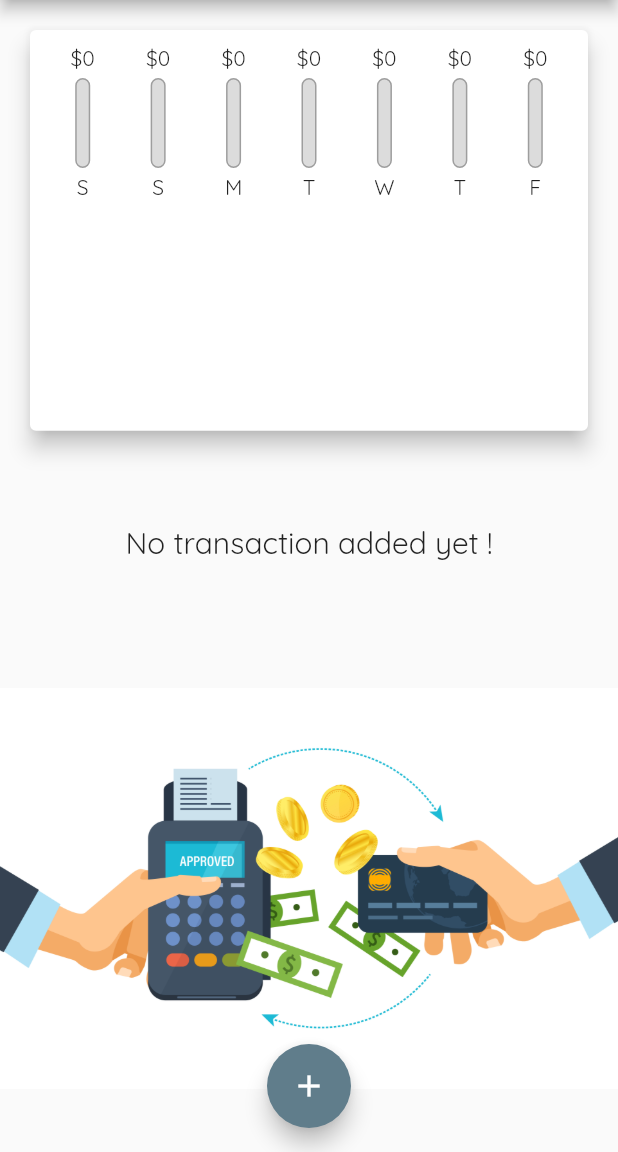
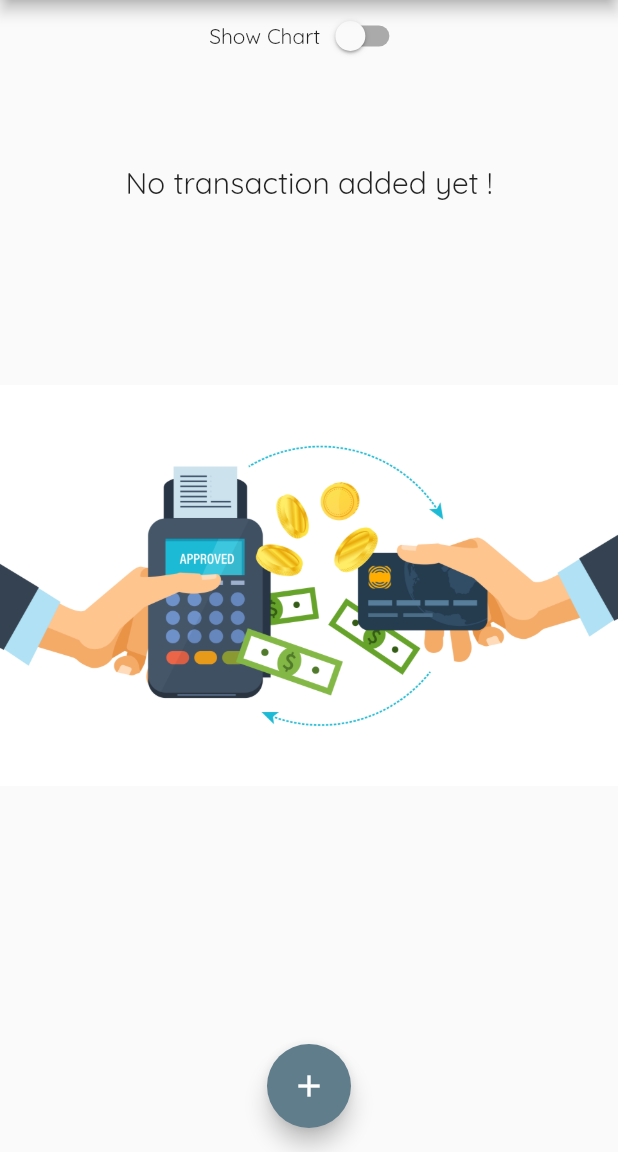
Before and after one commit to tbenjamin1/expenseManager_App_flutter, a Flutter app: the screen it shows after launch, on a phone screen of 412 x 824 dp, the part 84-1236 px from its top. Run offline on Flutter 3.47's test engine with Material 2 defaults, Android fonts, the phone set to English and light mode, and no system bars.

Commit message:
showing chart conditionally

```diff
--- a/lib/main.dart
+++ b/lib/main.dart
@@ -3,8 +3,17 @@ import './widgets/new_transaction.dart';
 import './widgets/transaction_list.dart';
 import './model/transaction.dart';
 import './widgets/chart.dart';
+import 'package:flutter/services.dart';
 
-void main() => runApp(MyApp());
+void main() {
+
+//   WidgetsFlutterBinding.ensureInitialized();
+//   SystemChrome.setPreferredOrientations([
+// DeviceOrientation.portraitUp,
+// DeviceOrientation.portraitDown
+//   ]);
+  runApp(MyApp());
+}
 
 class MyApp extends StatelessWidget {
   @override
@@ -35,6 +44,8 @@ class MyHomePage extends StatefulWidget {
 }
 
 class _MyHomePageState extends State<MyHomePage> {
+
+  bool showChart=false;
   final List<Transaction> _userTransactions = [];
 
   List<Transaction> get _recentTransactions {
@@ -103,11 +114,23 @@ final appBar= AppBar(
           // mainAxisAlignment: MainAxisAlignment.start,
           crossAxisAlignment: CrossAxisAlignment.stretch,
           children: <Widget>[
-            Container(
-              height: (MediaQuery.of(context).size.height - appBar.preferredSize.height - MediaQuery.of(context).padding.top )*0.4,
-              child: Chart(_recentTransactions)),
-            Container(
-              height: (MediaQuery.of(context).size.height - appBar.preferredSize.height - MediaQuery.of(context).padding.top)*0.6,
+           Row(
+            mainAxisAlignment: MainAxisAlignment.center,
+            children: <Widget>[
+              Text('Show Chart'),
+              Switch(value: showChart, onChanged: (val){
+                setState(() {
+                  showChart=val;
+                });
+              })
+            ],
+           ),
+
+          showChart?  Container(
+              height: (MediaQuery.of(context).size.height - appBar.preferredSize.height - MediaQuery.of(context).padding.top )*0.3,
+              child: Chart(_recentTransactions))
+            :Container(
+              height: (MediaQuery.of(context).size.height - appBar.preferredSize.height - MediaQuery.of(context).padding.top)*0.7,
               child: TransactionList(_userTransactions,deleteTransaction)),
           ],
         ),
--- a/lib/widgets/chart_bar.dart
+++ b/lib/widgets/chart_bar.dart
@@ -9,16 +9,21 @@ class ChartBar extends StatelessWidget {
 
   @override
   Widget build(BuildContext context) {
+    return LayoutBuilder(
+      builder: (context, constraints) {
         return Column(
           children: <Widget>[
-        FittedBox(
+            Container(
+              height: constraints.maxHeight * 0.15,
+              child: FittedBox(
                 child: Text('\$${spendingAmount.toStringAsFixed(0)}'),
               ),
+            ),
             SizedBox(
-          height: 4,
+              height: constraints.maxHeight * 0.05,
             ),
             Container(
-          height: 60,
+              height: constraints.maxHeight * 0.6,
               width: 10,
               child: Stack(
                 children: <Widget>[
@@ -42,10 +47,14 @@ class ChartBar extends StatelessWidget {
               ),
             ),
             SizedBox(
-          height: 4,
+              height: constraints.maxHeight * 0.05,
             ),
-        Text(label),
+            Container(
+                height: constraints.maxHeight * 0.15,
+                child: FittedBox(child: Text(label))),
           ],
+        );
+      },
     );
   }
 }
```
Lines whose indentation alone changed are shown as unchanged.
